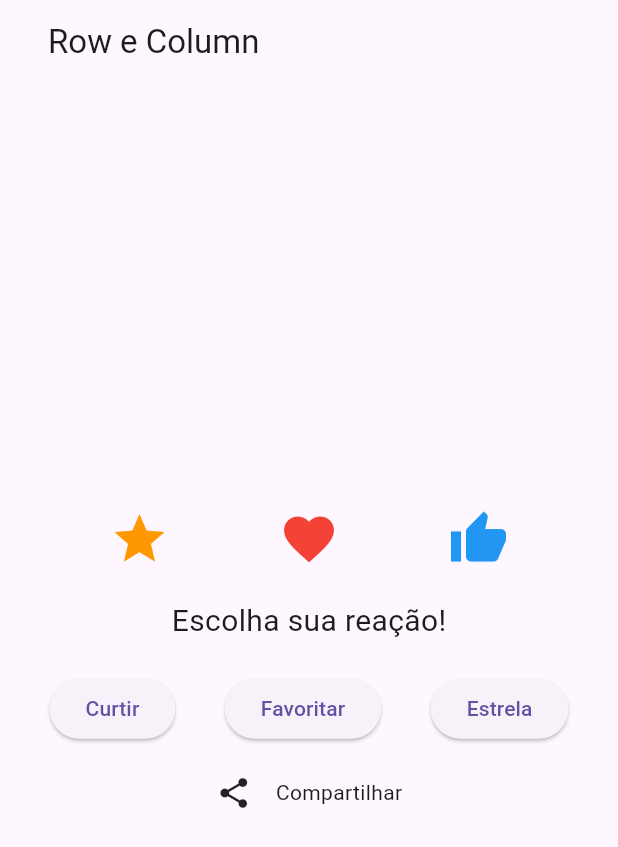
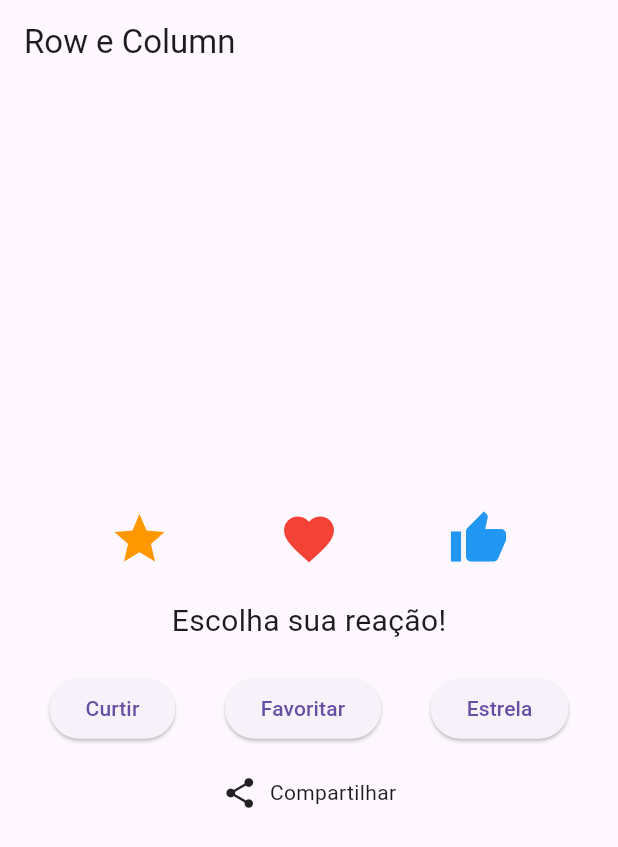
Before and after one commit to Pedro-Teodorio/flutter-course-pratice, a Flutter app: the screen it shows after launch, on a phone screen of 412 x 824 dp. Shown: the top 847 px of the screen. Run offline on Flutter 3.47's test engine with Material 3 defaults, Android fonts, the phone set to English and light mode, and no system bars.

Commit message:
Remoção do Appbar duplicado e substituição do spacing por sizeBox

```diff
--- a/columns_rows/lib/main.dart
+++ b/columns_rows/lib/main.dart
@@ -12,7 +12,7 @@ class MyApp extends StatelessWidget {
     return MaterialApp(
       title: 'Layout com Row e Column',
       home: Scaffold(
-        appBar: AppBar(title: AppBar(title: const Text('Row e Column'))),
+        appBar: AppBar(title: const Text('Row e Column')),
         body: Center(
           child: Column(
             mainAxisAlignment: MainAxisAlignment.center,
@@ -55,10 +55,13 @@ class MyApp extends StatelessWidget {
               ),
               const SizedBox(height: 20),
               Row(
-                spacing: 16,
                 mainAxisAlignment: MainAxisAlignment.center,
                 crossAxisAlignment: CrossAxisAlignment.center,
-                children: [Icon(Icons.share), Text('Compartilhar')],
+                children: [
+                  Icon(Icons.share),
+                  SizedBox(width: 8),
+                  Text('Compartilhar'),
+                ],
               ),
             ],
           ),
```
